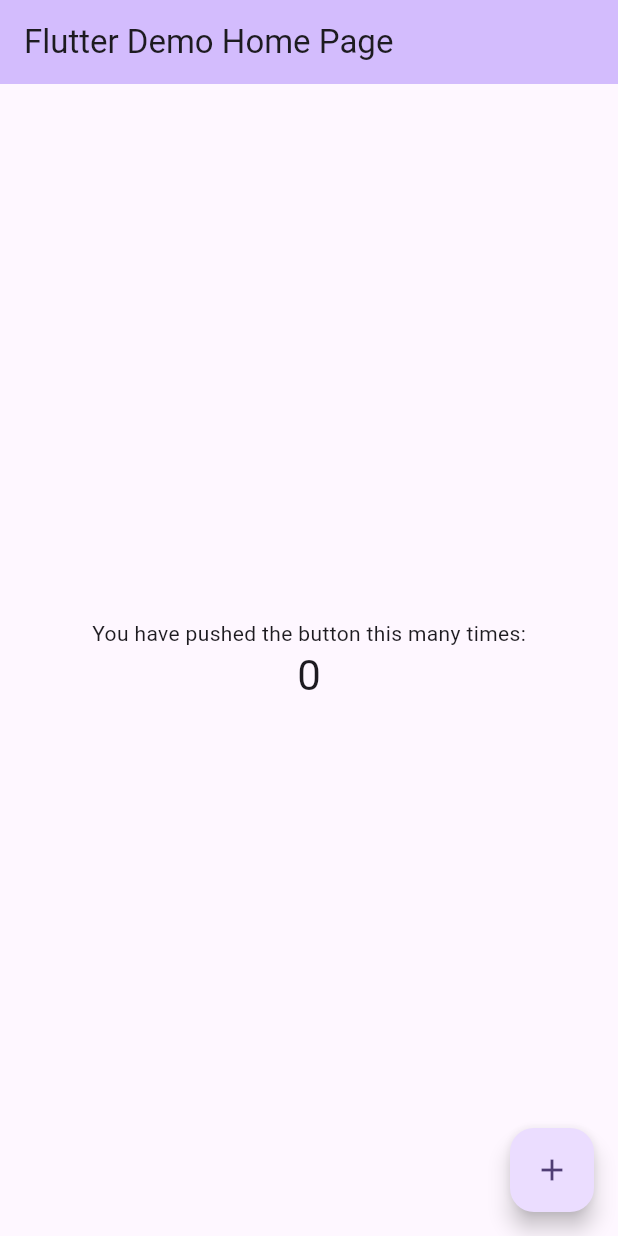
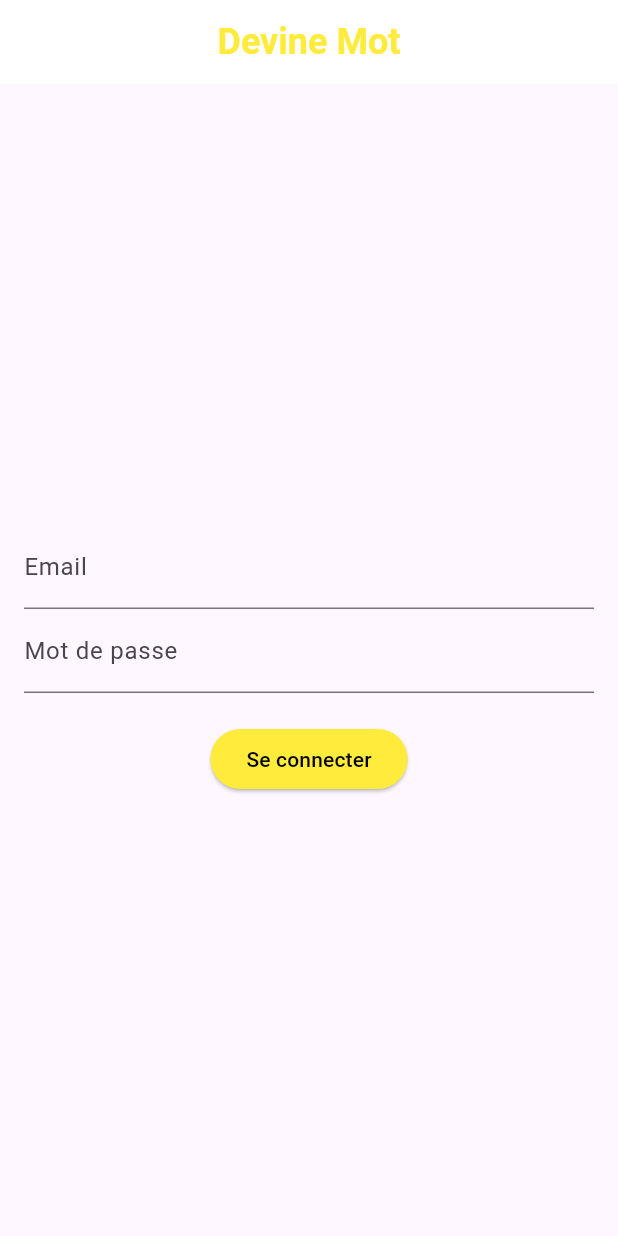
Before and after one commit to SiLaX49/DevineMot, a Flutter app: the screen it shows after launch, on a phone screen of 412 x 824 dp. Run offline on Flutter 3.47's test engine with Material 3 defaults, Android fonts, the phone set to English and light mode, and no system bars.

Commit message:
premier jet front end titre page d'accueil et page des pires dessins

```diff
--- /dev/null
+++ b/frontend/lib/auth.dart
@@ -0,0 +1,83 @@
+import 'package:flutter/material.dart';
+import './accueil.dart';
+
+class AuthPage extends StatefulWidget {
+  @override
+  _AuthPageState createState() => _AuthPageState();
+}
+
+class _AuthPageState extends State<AuthPage> {
+  final TextEditingController emailController = TextEditingController();
+  final TextEditingController passwordController = TextEditingController();
+
+  void _login() {
+    final email = emailController.text;
+    final password = passwordController.text;
+
+    if (email == 'test' && password == '123') {
+      Navigator.pushReplacement(
+        context,
+        MaterialPageRoute(builder: (context) => AccueilPage()),
+      );
+    } else {
+      showDialog(
+        context: context,
+        builder: (context) => AlertDialog(
+          title: Text('Erreur'),
+          content: Text('Identifiants incorrects.'),
+          actions: [
+            TextButton(
+              onPressed: () => Navigator.pop(context),
+              child: Text('OK'),
+            ),
+          ],
+        ),
+      );
+    }
+  }
+
+  @override
+  Widget build(BuildContext context) {
+    return Scaffold(
+      appBar: AppBar(
+        backgroundColor: Colors.white, // Couleur de fond blanche
+        elevation: 0, // Supprime l'ombre de l'AppBar
+        centerTitle: true,
+        title: Text(
+          'Devine Mot',
+          style: TextStyle(
+            color: Colors.yellow, // Titre en jaune
+            fontWeight: FontWeight.bold,
+            fontSize: 24,
+          ),
+        ),
+      ),
+      body: Padding(
+        padding: const EdgeInsets.all(16.0),
+        child: Column(
+          mainAxisAlignment: MainAxisAlignment.center,
+          children: [
+            TextField(
+              controller: emailController,
+              decoration: InputDecoration(labelText: 'Email'),
+            ),
+            TextField(
+              controller: passwordController,
+              decoration: InputDecoration(labelText: 'Mot de passe'),
+              obscureText: true,
+            ),
+            SizedBox(height: 20),
+            ElevatedButton(
+              onPressed: _login,
+              style: ElevatedButton.styleFrom(
+                backgroundColor: Colors.yellow, // Bouton en jaune
+                foregroundColor: Colors.black, // Texte du bouton en noir
+              ),
+              child: Text('Se connecter'),
+            ),
+          ],
+        ),
+      ),
+    );
+  }
+}
--- a/frontend/lib/main.dart
+++ b/frontend/lib/main.dart
@@ -1,125 +1,17 @@
 import 'package:flutter/material.dart';
+import './auth.dart';
+import './accueil.dart';
 
 void main() {
-  runApp(const MyApp());
+  runApp(MyApp());
 }
 
 class MyApp extends StatelessWidget {
-  const MyApp({super.key});
-
-  // This widget is the root of your application.
   @override
   Widget build(BuildContext context) {
     return MaterialApp(
-      title: 'Flutter Demo',
-      theme: ThemeData(
-        // This is the theme of your application.
-        //
-        // TRY THIS: Try running your application with "flutter run". You'll see
-        // the application has a purple toolbar. Then, without quitting the app,
-        // try changing the seedColor in the colorScheme below to Colors.green
-        // and then invoke "hot reload" (save your changes or press the "hot
-        // reload" button in a Flutter-supported IDE, or press "r" if you used
-        // the command line to start the app).
-        //
-        // Notice that the counter didn't reset back to zero; the application
-        // state is not lost during the reload. To reset the state, use hot
-        // restart instead.
-        //
-        // This works for code too, not just values: Most code changes can be
-        // tested with just a hot reload.
-        colorScheme: ColorScheme.fromSeed(seedColor: Colors.deepPurple),
-        useMaterial3: true,
-      ),
-      home: const MyHomePage(title: 'Flutter Demo Home Page'),
+      debugShowCheckedModeBanner: false,
+      home: AuthPage(),
     );
   }
 }
-
-class MyHomePage extends StatefulWidget {
-  const MyHomePage({super.key, required this.title});
-
-  // This widget is the home page of your application. It is stateful, meaning
-  // that it has a State object (defined below) that contains fields that affect
-  // how it looks.
-
-  // This class is the configuration for the state. It holds the values (in this
-  // case the title) provided by the parent (in this case the App widget) and
-  // used by the build method of the State. Fields in a Widget subclass are
-  // always marked "final".
-
-  final String title;
-
-  @override
-  State<MyHomePage> createState() => _MyHomePageState();
-}
-
-class _MyHomePageState extends State<MyHomePage> {
-  int _counter = 0;
-
-  void _incrementCounter() {
-    setState(() {
-      // This call to setState tells the Flutter framework that something has
-      // changed in this State, which causes it to rerun the build method below
-      // so that the display can reflect the updated values. If we changed
-      // _counter without calling setState(), then the build method would not be
-      // called again, and so nothing would appear to happen.
-      _counter++;
-    });
-  }
-
-  @override
-  Widget build(BuildContext context) {
-    // This method is rerun every time setState is called, for instance as done
-    // by the _incrementCounter method above.
-    //
-    // The Flutter framework has been optimized to make rerunning build methods
-    // fast, so that you can just rebuild anything that needs updating rather
-    // than having to individually change instances of widgets.
-    return Scaffold(
-      appBar: AppBar(
-        // TRY THIS: Try changing the color here to a specific color (to
-        // Colors.amber, perhaps?) and trigger a hot reload to see the AppBar
-        // change color while the other colors stay the same.
-        backgroundColor: Theme.of(context).colorScheme.inversePrimary,
-        // Here we take the value from the MyHomePage object that was created by
-        // the App.build method, and use it to set our appbar title.
-        title: Text(widget.title),
-      ),
-      body: Center(
-        // Center is a layout widget. It takes a single child and positions it
-        // in the middle of the parent.
-        child: Column(
-          // Column is also a layout widget. It takes a list of children and
-          // arranges them vertically. By default, it sizes itself to fit its
-          // children horizontally, and tries to be as tall as its parent.
-          //
-          // Column has various properties to control how it sizes itself and
-          // how it positions its children. Here we use mainAxisAlignment to
-          // center the children vertically; the main axis here is the vertical
-          // axis because Columns are vertical (the cross axis would be
-          // horizontal).
-          //
-          // TRY THIS: Invoke "debug painting" (choose the "Toggle Debug Paint"
-          // action in the IDE, or press "p" in the console), to see the
-          // wireframe for each widget.
-          mainAxisAlignment: MainAxisAlignment.center,
-          children: <Widget>[
-            const Text(
-              'You have pushed the button this many times:',
-            ),
-            Text(
-              '$_counter',
-              style: Theme.of(context).textTheme.headlineMedium,
-            ),
-          ],
-        ),
-      ),
-      floatingActionButton: FloatingActionButton(
-        onPressed: _incrementCounter,
-        tooltip: 'Increment',
-        child: const Icon(Icons.add),
-      ), // This trailing comma makes auto-formatting nicer for build methods.
-    );
-  }
-}
```
Also changed, not shown: frontend/lib/accueil.dart (added, +58 -0 lines), frontend/lib/worst.dart (added, +14 -0 lines).
